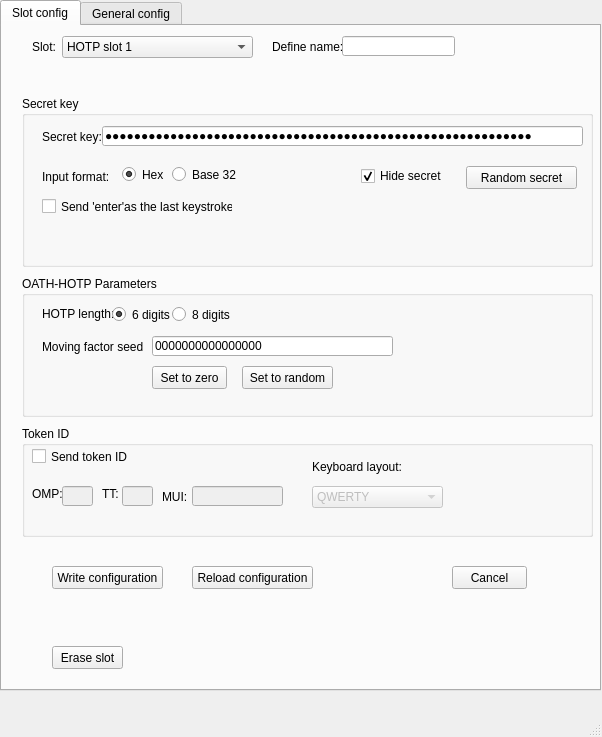
Qt form PC software/CryptoStickGUI/mainwindow.ui (Nitrokey/nitrokey-pro-firmware) before a commit.
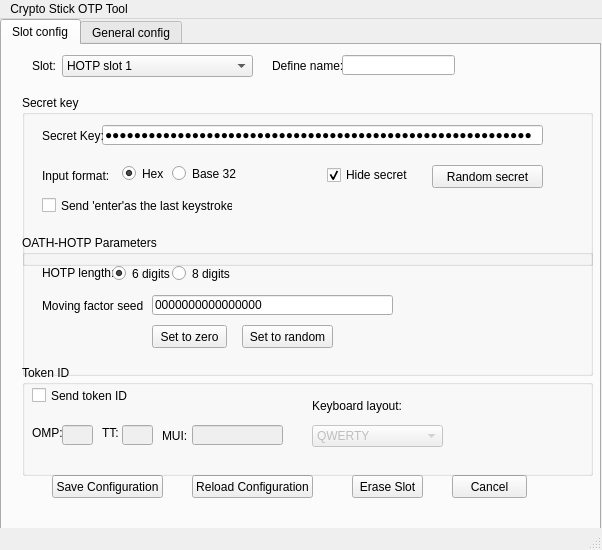
The same form after that commit. The open tabs and pages were chosen to show the change.

```diff
--- a/PC software/CryptoStickGUI/mainwindow.ui
+++ b/PC software/CryptoStickGUI/mainwindow.ui
@@ -7,7 +7,7 @@
     <x>0</x>
     <y>0</y>
     <width>602</width>
-    <height>737</height>
+    <height>550</height>
    </rect>
   </property>
   <property name="windowTitle">
@@ -34,20 +34,20 @@
       <property name="geometry">
        <rect>
         <x>190</x>
-        <y>540</y>
+        <y>430</y>
         <width>121</width>
         <height>23</height>
        </rect>
       </property>
       <property name="text">
-       <string>Reload configuration</string>
+       <string>Reload Configuration</string>
       </property>
      </widget>
      <widget class="QGroupBox" name="groupBox">
       <property name="geometry">
        <rect>
         <x>20</x>
-        <y>70</y>
+        <y>50</y>
         <width>571</width>
         <height>171</height>
        </rect>
@@ -92,7 +92,7 @@
         <rect>
          <x>80</x>
          <y>30</y>
-         <width>481</width>
+         <width>441</width>
          <height>20</height>
         </rect>
        </property>
@@ -119,7 +119,7 @@
         </rect>
        </property>
        <property name="text">
-        <string>Secret key:</string>
+        <string>Secret Key:</string>
        </property>
       </widget>
       <widget class="QLabel" name="label_4">
@@ -151,7 +151,7 @@
       <widget class="QPushButton" name="randomSecretButton">
        <property name="geometry">
         <rect>
-         <x>444</x>
+         <x>410</x>
          <y>70</y>
          <width>111</width>
          <height>23</height>
@@ -164,7 +164,7 @@
       <widget class="QCheckBox" name="checkBox">
        <property name="geometry">
         <rect>
-         <x>339</x>
+         <x>305</x>
          <y>70</y>
          <width>91</width>
          <height>20</height>
@@ -182,7 +182,7 @@
       <property name="geometry">
        <rect>
         <x>450</x>
-        <y>540</y>
+        <y>430</y>
         <width>75</width>
         <height>23</height>
        </rect>
@@ -195,13 +195,13 @@
       <property name="geometry">
        <rect>
         <x>50</x>
-        <y>540</y>
+        <y>430</y>
         <width>111</width>
         <height>23</height>
        </rect>
       </property>
       <property name="text">
-       <string>Write configuration</string>
+       <string>Save Configuration</string>
       </property>
      </widget>
      <widget class="QLabel" name="label_2">
@@ -274,7 +274,7 @@
       <property name="geometry">
        <rect>
         <x>20</x>
-        <y>400</y>
+        <y>320</y>
         <width>571</width>
         <height>111</height>
        </rect>
@@ -449,7 +449,7 @@
       <property name="geometry">
        <rect>
         <x>20</x>
-        <y>250</y>
+        <y>190</y>
         <width>571</width>
         <height>141</height>
        </rect>
@@ -558,14 +558,14 @@
      <widget class="QPushButton" name="eraseButton">
       <property name="geometry">
        <rect>
-        <x>50</x>
-        <y>620</y>
+        <x>350</x>
+        <y>430</y>
         <width>71</width>
         <height>23</height>
        </rect>
       </property>
       <property name="text">
-       <string>Erase slot</string>
+       <string>Erase Slot</string>
       </property>
      </widget>
     </widget>
@@ -787,9 +787,15 @@
      <x>0</x>
      <y>0</y>
      <width>602</width>
-     <height>21</height>
+     <height>25</height>
     </rect>
    </property>
+   <widget class="QMenu" name="menuCrypto_Stick_OTP_TOol">
+    <property name="title">
+     <string>Crypto Stick OTP Tool</string>
+    </property>
+   </widget>
+   <addaction name="menuCrypto_Stick_OTP_TOol"/>
   </widget>
   <widget class="QStatusBar" name="statusBar"/>
  </widget>
```
Left out of the diff: 2 changed lines with no effect on the pictures.
